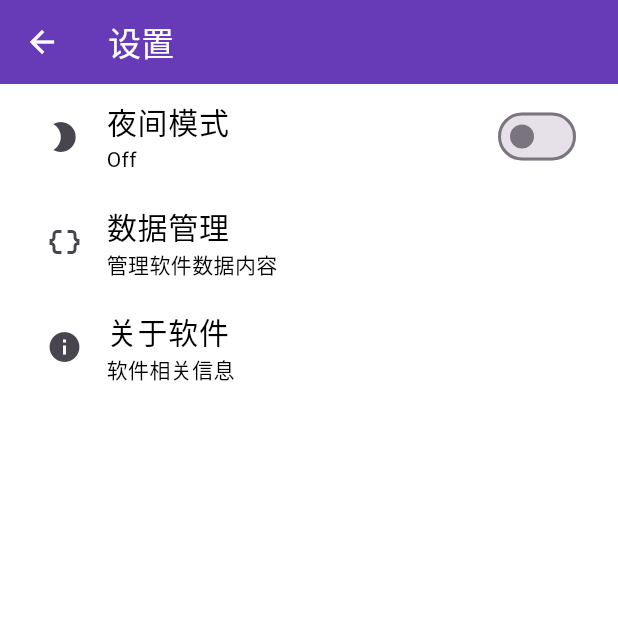
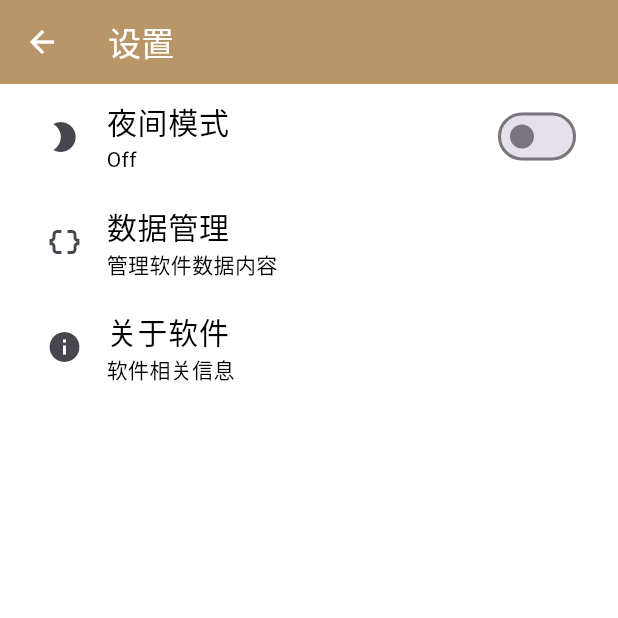
Before and after one commit to maodaisuki/jlptgrammar, a Flutter app: the SettingsPage screen opened by its route, on a phone screen of 412 x 824 dp, the top half of it. Run offline on Flutter 3.47's test engine with Material 3 defaults, Android fonts, the phone set to English and light mode, and no system bars; our stand-ins replace file_picker, package_info_plus, permission_handler, share_plus, shared_preferences, sqflite; accounts and stored records are empty; statements that could not run were skipped.

Commit message:
调整亮色主题

```diff
--- a/lib/common/theme.dart
+++ b/lib/common/theme.dart
@@ -1,7 +1,26 @@
 import 'package:flutter/material.dart';
 /// 主题合集
+// const Map lightTheme = {
+//   'themeColor': Colors.deepPurple,
+//   'backgroundColor': Colors.white,
+//   'lineColor': Colors.black12,
+//   'titleColor': Colors.white,
+//   'subtitleColor': Colors.white,
+//   'iconColor': Colors.white,
+//   'hintColor': Colors.white70,
+//   'textColor': Colors.black,
+//   'drawerIconButtonColor': Colors.black,
+//   'floatingActionButtonBackgroundColor': Color.fromRGBO(224, 213, 255, 1),
+//   'floatingActionButtonIconColor': Color.fromRGBO(79, 72, 94, 0.8),
+//   'labelColor': Color.fromRGBO(80, 80, 80, 1),
+//   'floatingLabelColor': Colors.deepPurple,
+//   'enabledBorderColor': Colors.black,
+//   'focusedBorderColor': Colors.deepPurple,
+//   'drawerTitleColor': Colors.deepPurple,
+// };
+
 const Map lightTheme = {
-  'themeColor': Colors.deepPurple,
+  'themeColor': Color.fromRGBO(184, 150, 103, 1),
   'backgroundColor': Colors.white,
   'lineColor': Colors.black12,
   'titleColor': Colors.white,
@@ -10,13 +29,13 @@ const Map lightTheme = {
   'hintColor': Colors.white70,
   'textColor': Colors.black,
   'drawerIconButtonColor': Colors.black,
-  'floatingActionButtonBackgroundColor': Color.fromRGBO(224, 213, 255, 1),
-  'floatingActionButtonIconColor': Color.fromRGBO(79, 72, 94, 0.8),
+  'floatingActionButtonBackgroundColor': Color.fromRGBO(255, 209, 143, 1),
+  'floatingActionButtonIconColor': Color.fromRGBO(161, 131, 90, 1),
   'labelColor': Color.fromRGBO(80, 80, 80, 1),
-  'floatingLabelColor': Colors.deepPurple,
+  'floatingLabelColor': Color.fromRGBO(184, 150, 103, 1),
   'enabledBorderColor': Colors.black,
-  'focusedBorderColor': Colors.deepPurple,
-  'drawerTitleColor': Colors.deepPurple,
+  'focusedBorderColor': Color.fromRGBO(184, 150, 103, 1),
+  'drawerTitleColor': Color.fromRGBO(184, 150, 103, 1),
 };
 
 const Map nightTheme = {
```
